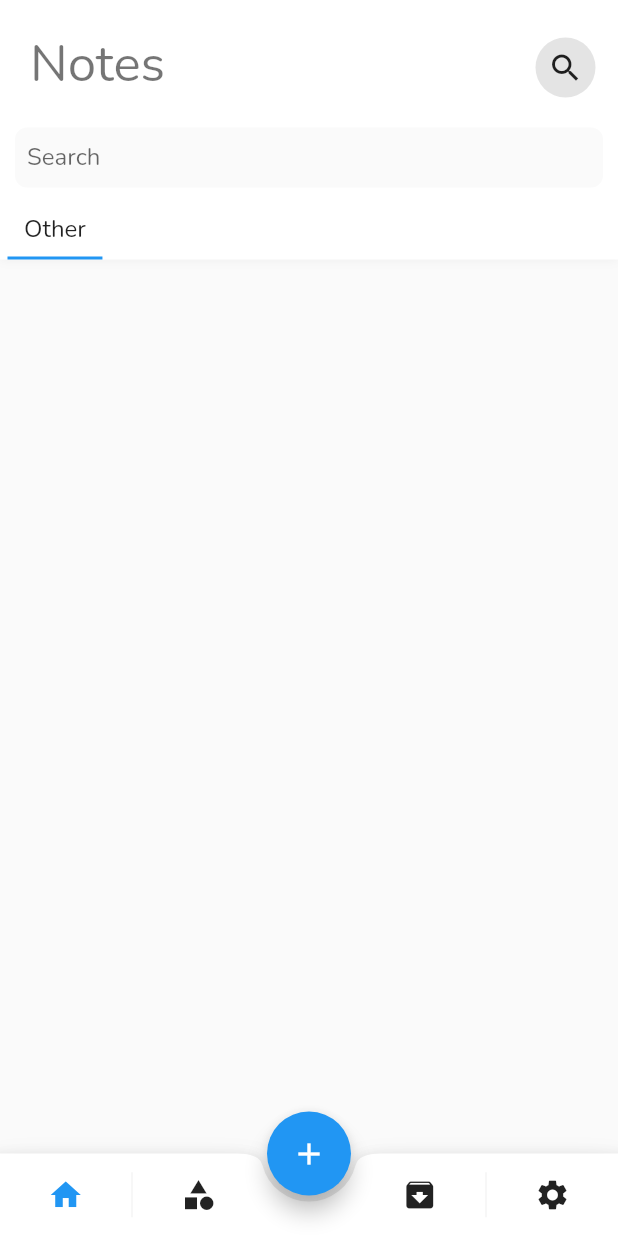
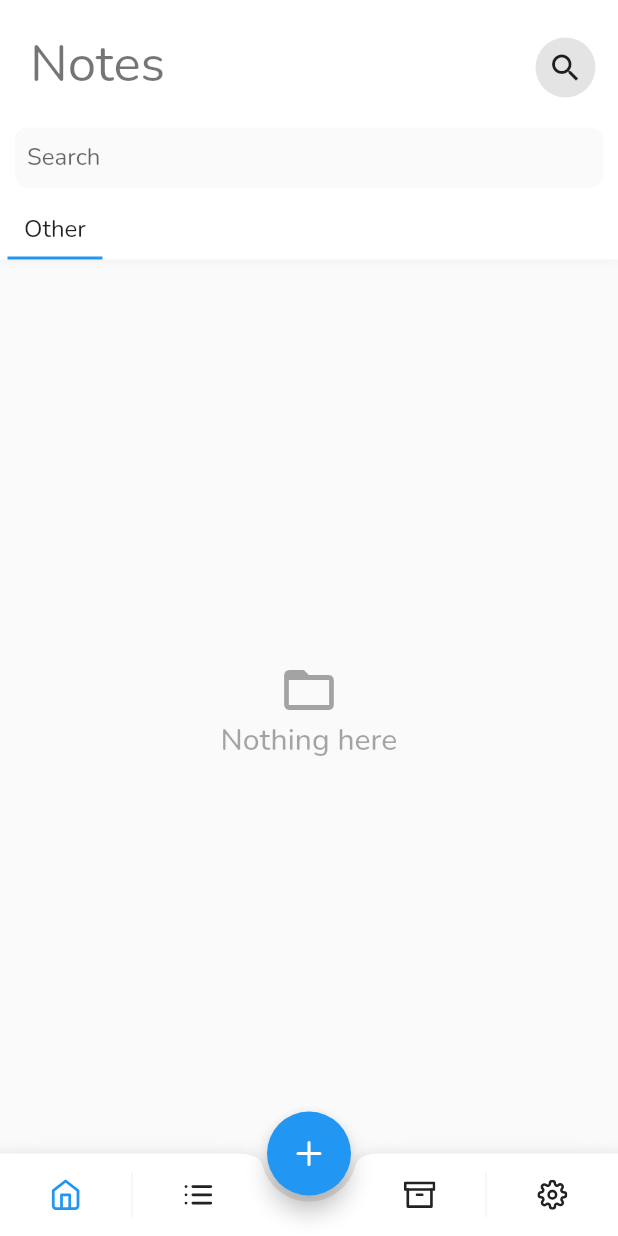
Before and after one commit to 0Xero7/ideas_redux, a Flutter app: the screen it shows after launch, after a tap on the "search" icon, on a phone screen of 412 x 824 dp. Run offline on Flutter 3.47's test engine with Material 2 defaults, Android fonts, the light colour scheme and no system bars; our stand-ins replace feather_icons_flutter, flutter_bloc, flutter_secure_storage, flutter_sticky_header, google_fonts, hive and 2 more; missing offline and left inert: encrypt, flutter_reorderable_list, random_color; accounts and stored records are empty.

Commit message:
added new icons

```diff
--- a/lib/bloc/note_bloc.dart
+++ b/lib/bloc/note_bloc.dart
@@ -18,6 +18,9 @@ class NoteBloc extends Bloc<NoteEvent, NoteState> {
   Stream<NoteState> mapEventToState(NoteEvent event) async* {
     switch (event.eventType) {
       case EventType.add:
+        final secureStorage = FlutterSecureStorage();
+        // is note protected? if so, encrypt it and remove data
+
         var key = await NotesDB.addNote(event.newNote);
         event.newNote.id = key;
 
@@ -46,7 +49,6 @@ class NoteBloc extends Bloc<NoteEvent, NoteState> {
         break;
 
       case EventType.update:
-
         final secureStorage = FlutterSecureStorage();
         // is note protected? if so, encrypt it, and remove the data part
         if (event.newNote.protected) {
--- a/lib/pages/mainpages/notes.dart
+++ b/lib/pages/mainpages/notes.dart
@@ -1,3 +1,4 @@
+import 'package:feather_icons_flutter/feather_icons_flutter.dart';
 import 'package:flutter/material.dart';
 import 'package:flutter_bloc/flutter_bloc.dart';
 import 'package:flutter_staggered_grid_view/flutter_staggered_grid_view.dart';
@@ -104,7 +105,10 @@ class _Notes extends State<Notes> with TickerProviderStateMixin {
                 BlocProvider.of<NoteBloc>(context).add( NoteEvent.moveToArchived( id ) );
               _state.clearSelection();
             },
-            child: Icon(Icons.archive, color: Colors.black87,),
+            child: Padding(
+              padding: const EdgeInsets.all(4),
+              child: Icon(FeatherIcons.archive, size: 17,),
+            ),
           ),
           const SizedBox(width: 10,),
           RoundButton(
@@ -113,7 +117,10 @@ class _Notes extends State<Notes> with TickerProviderStateMixin {
                 BlocProvider.of<NoteBloc>(context).add( NoteEvent.deleteNoteWithID(id) );
               _state.clearSelection();
             },
-            child: Icon(Icons.delete, color: Colors.red.shade400),
+            child: Padding(
+              padding: const EdgeInsets.all(3.5),
+              child: Icon(FeatherIcons.trash, size: 18, color: Colors.red.shade400,),
+            ),
           ),
         ],
       ),
@@ -317,7 +324,20 @@ class _Notes extends State<Notes> with TickerProviderStateMixin {
       builder: (cxt, noteList) {
         return StreamBuilder(
           stream: _getFilteredTopicNotes(context, noteList, topicKey, _searchString),
-          builder: (context, snapshot) => StaggeredGridView.countBuilder(
+          builder: (context, snapshot) => ((snapshot.data?.length ?? 0) == 0) ?
+            Center(
+              child: Opacity(
+                opacity: 0.4,
+                child: Column(
+                  mainAxisAlignment: MainAxisAlignment.center,
+                  children: [
+                    Icon(Icons.folder_open, size: 40),
+                    Text('Nothing here', style: Theme.of(context).textTheme.headline6,),
+                  ],
+                ),
+              ),
+            )
+          : StaggeredGridView.countBuilder(
             padding: EdgeInsets.only(top: 10, left: 10, right: 10),
             crossAxisCount: 2,
             mainAxisSpacing: 10,
--- a/lib/pages/mainpages/settings.dart
+++ b/lib/pages/mainpages/settings.dart
@@ -1,3 +1,4 @@
+import 'package:feather_icons_flutter/feather_icons_flutter.dart';
 import 'package:flutter/material.dart';
 import 'package:ideas_redux/state/settings_state.dart';
 import 'package:ideas_redux/widgets/pagewrapper.dart';
@@ -62,7 +63,21 @@ class _SettingsPage extends State<SettingsPage> {
                       await state.setDarkTheme(e);
                     },
                     value: state.darkTheme,
-                    title: Text('Dark Theme'),
+                    title: Row(
+                      children: [
+                        AnimatedSwitcher(
+                          child: state.darkTheme ? Icon(FeatherIcons.moon, size: 20, key: UniqueKey()) : Icon(FeatherIcons.sun, size: 20, key: UniqueKey()),
+                          duration: Duration(milliseconds: 100),
+                          switchInCurve: Curves.easeOutCubic,
+                          switchOutCurve: Curves.easeOutCubic,
+                        ),
+                        const SizedBox(width: 7,),
+                        Padding(
+                          padding: const EdgeInsets.only(top: 2),
+                          child: Text('Dark Theme'),
+                        ),
+                      ],
+                    ),
                   ),
                   Divider(
                     indent: 10,
@@ -71,9 +86,12 @@ class _SettingsPage extends State<SettingsPage> {
                   ListTile(
                     title: Row(
                       children: [
-                        Icon(Icons.info_outline),
-                        const SizedBox(width: 5,),
-                        Text('About'),
+                        Icon(FeatherIcons.info, size: 20,),
+                        const SizedBox(width: 7,),
+                        Padding(
+                          padding: const EdgeInsets.only(top: 2.4),
+                          child: Text('About'),
+                        ),
                       ],
                     ),
                     onTap: () => Navigator.pushNamed(context, '/about') ,
--- a/lib/pages/mainpages/topics.dart
+++ b/lib/pages/mainpages/topics.dart
@@ -1,3 +1,4 @@
+import 'package:feather_icons_flutter/feather_icons_flutter.dart';
 import 'package:flutter/material.dart';
 import 'package:flutter_bloc/flutter_bloc.dart';
 import 'package:flutter_reorderable_list/flutter_reorderable_list.dart';
@@ -136,7 +137,10 @@ class _Topics extends State<Topics> {
               // for (int id in _state.selection)
               //   BlocProvider.of<NoteBloc>(context).add( NoteEvent.deleteNoteWithID(id) );
               // _state.clearSelection();
-            child: Icon(Icons.delete, color: Colors.red.shade400),
+            child: Padding(
+              padding: const EdgeInsets.all(2.0),
+              child: Icon(FeatherIcons.trash, size: 20, color: Colors.red.shade400),
+            ),
           ),
           const SizedBox(width: 10),
           RoundButton(
@@ -328,10 +332,13 @@ class _Topics extends State<Topics> {
                                             children: [
                                               Icon( _selection.contains(snapshot.data[id]) ? Icons.check_box : Icons.check_box_outline_blank),
                                               const SizedBox(width: 5),
-                                              Text(
-                                                state.topics[snapshot.data[id]].topicName ?? "",
-                                                textAlign: TextAlign.start,
-                                                style: Theme.of(context).textTheme.subtitle1
+                                              Padding(
+                                                padding: const EdgeInsets.only(top: 2),
+                                                child: Text(
+                                                  state.topics[snapshot.data[id]].topicName ?? "",
+                                                  textAlign: TextAlign.start,
+                                                  style: Theme.of(context).textTheme.subtitle1
+                                                ),
                                               ),
 
                                               // TODO: Implement reorder later.
--- a/lib/pages/stackedpage.dart
+++ b/lib/pages/stackedpage.dart
@@ -1,3 +1,4 @@
+import 'package:feather_icons_flutter/feather_icons_flutter.dart';
 import 'package:flutter/material.dart';
 import 'package:flutter_bloc/flutter_bloc.dart';
 import 'package:ideas_redux/bloc/topic_bloc.dart';
@@ -82,9 +83,12 @@ class _StackedPageState extends State<StackedPage> {
                 crossAxisAlignment: CrossAxisAlignment.stretch,
                 children: [
                   Expanded(
-                    child: FlatButton(child: Icon(Icons.home,
-                      color: _appState == AppState.atNotes ? Theme.of(context).accentColor : Theme.of(context).iconTheme.color,
-                    ), onPressed: () { changeAppState(AppState.atNotes); }, highlightColor: Colors.transparent),
+                    child: FlatButton(
+                      child: Icon(FeatherIcons.home, size: 22,
+                        color: _appState == AppState.atNotes ? Theme.of(context).accentColor : Theme.of(context).iconTheme.color,
+                      ),
+                      onPressed: () { changeAppState(AppState.atNotes); }, highlightColor: Colors.transparent
+                    ),
                   ),
                   Align(
                     child: Container(
@@ -94,7 +98,7 @@ class _StackedPageState extends State<StackedPage> {
                     ),
                   ),
                   Expanded(
-                    child: FlatButton(child: Icon(Icons.category,
+                    child: FlatButton(child: Icon(FeatherIcons.list, size: 22,
                       color: _appState == AppState.atTopics ? Theme.of(context).accentColor : Theme.of(context).iconTheme.color,
                     ), onPressed: () { changeAppState(AppState.atTopics); }, highlightColor: Colors.transparent),
                   ),
@@ -120,7 +124,7 @@ class _StackedPageState extends State<StackedPage> {
                 crossAxisAlignment: CrossAxisAlignment.stretch,
                 children: [
                   Expanded(
-                    child: FlatButton(child: Icon(Icons.archive,
+                    child: FlatButton(child: Icon(FeatherIcons.archive, size: 21,
                       color: _appState == AppState.atArchived ? Theme.of(context).accentColor : Theme.of(context).iconTheme.color,
                     ), onPressed: () { changeAppState(AppState.atArchived); }, highlightColor: Colors.transparent),
                   ),
@@ -132,7 +136,7 @@ class _StackedPageState extends State<StackedPage> {
                     ),
                   ),
                   Expanded(
-                    child: FlatButton(child: Icon(Icons.settings,
+                    child: FlatButton(child: Icon(FeatherIcons.settings, size: 20,
                       color: _appState == AppState.atSettings ? Theme.of(context).accentColor : Theme.of(context).iconTheme.color,
                     ), onPressed: () { changeAppState(AppState.atSettings); }, highlightColor: Colors.transparent),
                   ),
@@ -167,7 +171,7 @@ class _StackedPageState extends State<StackedPage> {
 
       floatingActionButton: (currentIndex == 0 || currentIndex == 1) ?
         FloatingActionButton(
-          child: Icon(Icons.add),
+          child: Icon(FeatherIcons.plus, size: 25,),
           onPressed: () async {
             switch (currentIndex) {
               case 0:
--- a/pubspec.yaml
+++ b/pubspec.yaml
@@ -40,6 +40,8 @@ dependencies:
   local_auth: ^0.6.2+3
   encrypt: ^4.0.2
   flutter_secure_storage: ^3.3.3
+  flutter_sticky_header: ^0.4.5
+  feather_icons_flutter: ^4.7.4
 
 dev_dependencies:
   flutter_test:
```
Also changed, not shown: lib/pages/mainpages/noteentry.dart (+129 -88 lines), pubspec.lock.
